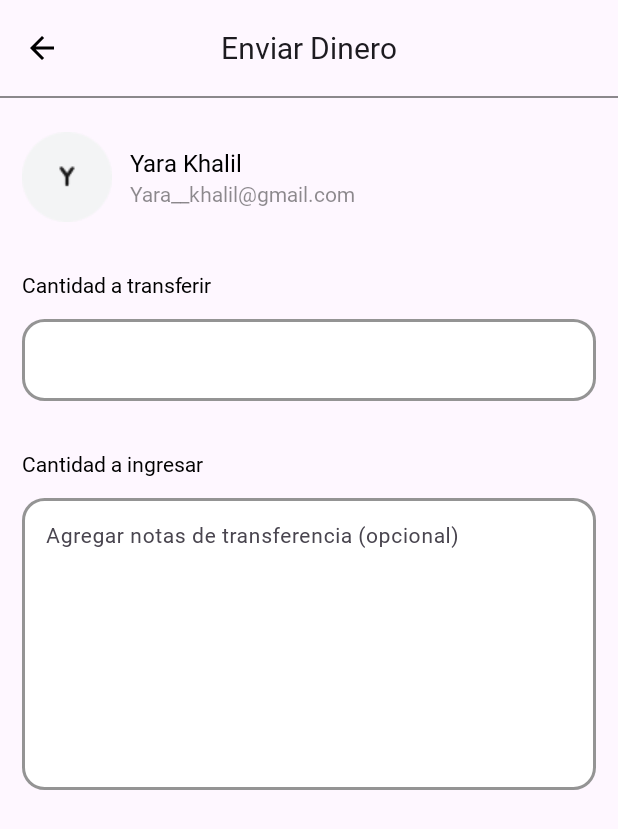
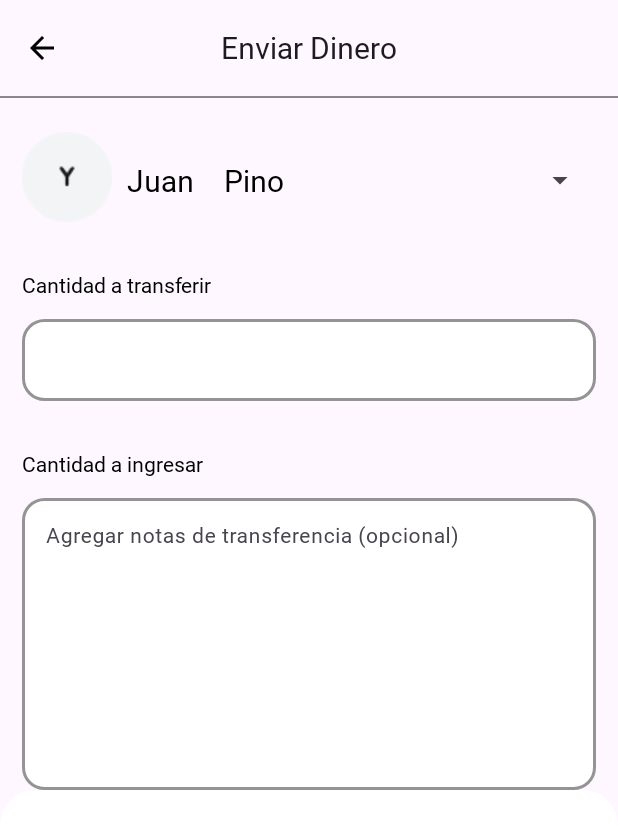
Before and after one commit to Jvbass/VirtualWalletArqLifeCycle, an Android app: the TransactionSend screen opened through its navigation route, on a phone screen of 412 x 824 dp. Shown: the top 829 px of the screen. Run offline under Robolectric (Android 15) with nearby library versions, the phone set to English and light mode, and no system bars.

Commit message:
implementa spinner para mostrar lista de contactos a quien se enviara en la feature send money

```diff
--- a/app/src/main/res/layout/fragment_transaction_send.xml
+++ b/app/src/main/res/layout/fragment_transaction_send.xml
@@ -8,7 +8,7 @@
 
     <androidx.constraintlayout.widget.ConstraintLayout
         android:layout_width="match_parent"
-        android:layout_height="match_parent">
+        android:layout_height="603dp">
 
         <androidx.constraintlayout.widget.Guideline
             android:id="@+id/guideline4"
@@ -16,6 +16,7 @@
             android:layout_height="wrap_content"
             android:orientation="vertical"
             app:layout_constraintGuide_begin="15dp" />
+
         <androidx.constraintlayout.widget.Guideline
             android:id="@+id/guideline5"
             android:layout_width="wrap_content"
@@ -54,36 +55,17 @@
             app:layout_constraintStart_toStartOf="@+id/guideline4"
             app:layout_constraintTop_toBottomOf="@+id/materialToolbar" />
 
-        <LinearLayout
-            android:layout_width="wrap_content"
+        <Spinner
+            android:id="@+id/spinner_send_money"
+            android:layout_width="0dp"
             android:layout_height="wrap_content"
-            android:gravity="center_vertical"
-            android:orientation="vertical"
-            android:layout_marginStart  ="12dp"
-            app:layout_constraintBottom_toBottomOf="@+id/imageView2"
+            app:layout_constraintBottom_toTopOf="@+id/input_qty_send"
+            app:layout_constraintEnd_toEndOf="@+id/guideline5"
+            app:layout_constraintHorizontal_bias="0.0"
             app:layout_constraintStart_toEndOf="@+id/imageView2"
-            app:layout_constraintTop_toTopOf="@+id/imageView2">
-
-            <TextView
-                android:layout_width="wrap_content"
-                android:layout_height="wrap_content"
-                android:fontFamily="@font/font_jua_wallet"
-                android:text="Yara Khalil"
-                android:textColor="@color/black"
-                android:textSize="16sp"
-                tools:layout_editor_absoluteX="132dp"
-                tools:layout_editor_absoluteY="165dp" />
-
-            <TextView
-                android:layout_width="wrap_content"
-                android:layout_height="wrap_content"
-                android:fontFamily="@font/font_jua_wallet"
-                android:text="Yara__khalil@gmail.com"
-                android:textColor="@color/color_grey"
-                android:textSize="14sp"
-                tools:layout_editor_absoluteX="132dp"
-                tools:layout_editor_absoluteY="165dp" />
-        </LinearLayout>
+            app:layout_constraintTop_toBottomOf="@+id/materialToolbar"
+            app:layout_constraintVertical_bias="0.343"
+            tools:listitem="@layout/users_item" />
 
         <TextView
             android:id="@+id/label_cantidad_ingresar"
@@ -110,19 +92,19 @@
             app:boxStrokeColor="@color/color_send"
             app:boxStrokeWidth="2dp"
             app:boxStrokeWidthFocused="3dp"
-            app:placeholderTextColor="@color/color_send"
             app:hintEnabled="true"
             app:layout_constraintEnd_toStartOf="@+id/guideline5"
             app:layout_constraintStart_toStartOf="@+id/guideline4"
-            app:layout_constraintTop_toBottomOf="@+id/label_cantidad_ingresar">
+            app:layout_constraintTop_toBottomOf="@+id/label_cantidad_ingresar"
+            app:placeholderTextColor="@color/color_send">
 
             <com.google.android.material.textfield.TextInputEditText
                 android:id="@+id/text_qty_send"
                 android:layout_width="match_parent"
                 android:layout_height="match_parent"
                 android:fontFamily="@font/font_jua_wallet"
+                android:inputType="numberDecimal"
                 android:textColor="@color/color_send"
-                android:inputType="numberDecimal"
                 android:textColorHint="@color/black_light" />
         </com.google.android.material.textfield.TextInputLayout>
 
@@ -151,32 +133,32 @@
             app:boxStrokeColor="@color/color_send"
             app:boxStrokeWidth="2dp"
             app:boxStrokeWidthFocused="3dp"
-            app:placeholderTextColor="@color/color_send"
             app:layout_constraintEnd_toStartOf="@+id/guideline5"
             app:layout_constraintStart_toStartOf="@+id/guideline4"
-            app:layout_constraintTop_toBottomOf="@+id/label_comentario_transferencia">
+            app:layout_constraintTop_toBottomOf="@+id/label_comentario_transferencia"
+            app:placeholderTextColor="@color/color_send">
 
             <com.google.android.material.textfield.TextInputEditText
                 android:id="@+id/text_comentario_transferencia"
-                android:gravity="top|start"
                 android:layout_width="match_parent"
                 android:layout_height="match_parent"
+                android:fontFamily="@font/font_jua_wallet"
+                android:gravity="top|start"
+                android:hint="Agregar notas de transferencia (opcional)"
+                android:inputType="textMultiLine"
+                android:textColor="@color/black"
+                android:textColorHint="@color/black_light"
                 android:textSize="14sp"
-                app:hintTextColor="@color/color_grey"
-                android:hint="Agregar notas de transferencia (opcional)"
                 app:hintEnabled="true"
-                android:fontFamily="@font/font_jua_wallet"
-                android:textColor="@color/black"
-                android:inputType="textMultiLine"
-                android:textColorHint="@color/black_light" />
+                app:hintTextColor="@color/color_grey" />
         </com.google.android.material.textfield.TextInputLayout>
 
         <ImageView
             android:id="@+id/bg_transactionbtn"
             android:layout_width="match_parent"
             android:layout_height="wrap_content"
+            android:background="@drawable/bg_rectangle_transactionbtn"
             android:elevation="10dp"
-            android:background="@drawable/bg_rectangle_transactionbtn"
             app:layout_constraintBottom_toBottomOf="parent"
             app:layout_constraintEnd_toEndOf="parent"
             app:layout_constraintStart_toStartOf="parent" />
@@ -190,13 +172,13 @@
             android:backgroundTint="@color/color_send"
             android:fontFamily="@font/jua"
             android:text="Ingresar Dinero"
-            app:icon="@drawable/send_icon"
-            app:iconTint="@color/black"
-            app:iconGravity="textStart"
             android:textColor="@color/black"
             android:textSize="16sp"
             android:translationZ="100dp"
             app:cornerRadius="10dp"
+            app:icon="@drawable/send_icon"
+            app:iconGravity="textStart"
+            app:iconTint="@color/black"
             app:layout_constraintBottom_toBottomOf="parent"
             app:layout_constraintEnd_toStartOf="@+id/guideline5"
             app:layout_constraintStart_toStartOf="@+id/guideline4"
```
